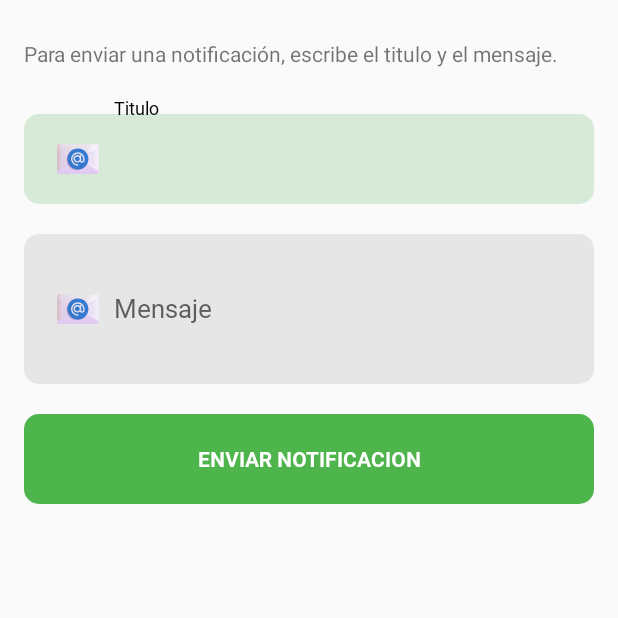
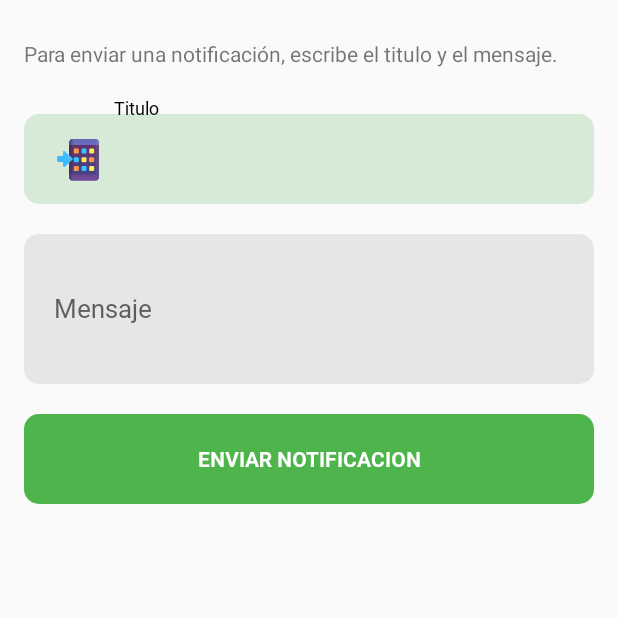
Before and after one commit to carlosdaniel08/UNDC-Bus, an Android app: the SendNotificationActivity screen opened directly, with no data from a screen before it, on a phone screen of 412 x 824 dp, the top half of it. Run offline under Robolectric (Android 15) with nearby library versions, the phone set to English and light mode, and no system bars; our stand-ins replace Firebase (no records; nobody signed in at launch, a user with empty details on screens opened directly), Volley.

```diff
--- a/app/src/main/AndroidManifest.xml
+++ b/app/src/main/AndroidManifest.xml
@@ -23,13 +23,13 @@
             android:exported="false" />
 
         <service
-            android:name=".LocationForegroundService"
+            android:name=".Service.LocationForegroundService"
             android:enabled="true"
             android:exported="false"
             android:foregroundServiceType="location" />
 
         <service
-            android:name=".Fcm"
+            android:name=".Service.Fcm"
             android:exported="false">
             <intent-filter>
                 <action android:name="com.google.firebase.MESSAGING_EVENT" />
@@ -44,7 +44,7 @@
         <activity
             android:name=".Administrador.AdministradorActivity"
             android:exported="false" /> <!-- Declaración del servicio LocationService -->
-        <service android:name=".LocationService" />
+        <service android:name=".Service.LocationService" />
 
         <activity
             android:name=".TicketActivity"
--- a/app/src/main/java/pe/carlos/undcbusestudiante/RegisterActivity.java
+++ b/app/src/main/java/pe/carlos/undcbusestudiante/RegisterActivity.java
@@ -65,7 +65,6 @@ public class RegisterActivity extends AppCompatActivity {
         tiposBuses.add("Bus A");
         tiposBuses.add("Bus B");
         tiposBuses.add("Bus C");
-        tiposBuses.add("Bus D");
         tiposBuses.add("Bus Interprovincial");
 
         // Crear un adaptador utilizando el contexto, el layout para los elementos y la lista de valores
--- a/app/src/main/java/pe/carlos/undcbusestudiante/SendNotificationActivity.java
+++ b/app/src/main/java/pe/carlos/undcbusestudiante/SendNotificationActivity.java
@@ -18,6 +18,8 @@ import com.android.volley.toolbox.JsonObjectRequest;
 import com.android.volley.toolbox.Volley;
 import com.google.android.gms.tasks.OnCompleteListener;
 import com.google.android.gms.tasks.Task;
+import com.google.firebase.auth.FirebaseAuth;
+import com.google.firebase.auth.FirebaseUser;
 import com.google.firebase.database.DataSnapshot;
 import com.google.firebase.database.DatabaseError;
 import com.google.firebase.database.DatabaseReference;
@@ -38,6 +40,8 @@ public class SendNotificationActivity extends AppCompatActivity {
     private Button buttonSendNotification;
     private RequestQueue myrequest;
     private String url_foto;
+    private FirebaseAuth firebaseAuth;
+    private String userName;
 
     @Override
     protected void onCreate(@Nullable Bundle savedInstanceState) {
@@ -49,6 +53,7 @@ public class SendNotificationActivity extends AppCompatActivity {
         buttonSendNotification = findViewById(R.id.buttonSendNotification);
 
         myrequest = Volley.newRequestQueue(getApplicationContext());
+        firebaseAuth = FirebaseAuth.getInstance();
 
         FirebaseMessaging.getInstance().subscribeToTopic("enviaratodos").addOnCompleteListener(new OnCompleteListener<Void>() {
             @Override
@@ -73,7 +78,7 @@ public class SendNotificationActivity extends AppCompatActivity {
             @Override
             public void onDataChange(DataSnapshot dataSnapshot) {
                 url_foto = dataSnapshot.getValue(String.class);
-                // Ahora url_foto contiene la URL de la imagen almacenada en Firebase
+
             }
 
             @Override
@@ -81,7 +86,32 @@ public class SendNotificationActivity extends AppCompatActivity {
                 // Manejar error...
             }
         });
+
+        // Recuperar el nombre del usuario
+        fetchUserName();
     }
+
+    private void fetchUserName() {
+        FirebaseUser currentUser = firebaseAuth.getCurrentUser();
+        if (currentUser != null) {
+            String uid = currentUser.getUid();
+            DatabaseReference databaseReference = FirebaseDatabase.getInstance().getReference();
+            databaseReference.child("users").child(uid).addListenerForSingleValueEvent(new ValueEventListener() {
+                @Override
+                public void onDataChange(DataSnapshot dataSnapshot) {
+                    if (dataSnapshot.exists()) {
+                        userName = dataSnapshot.child("TipoBus").getValue(String.class);
+                    }
+                }
+
+                @Override
+                public void onCancelled(DatabaseError databaseError) {
+
+                }
+            });
+        }
+    }
+
 
     private void sendNotification() {
         JSONObject json = new JSONObject();
@@ -92,6 +122,11 @@ public class SendNotificationActivity extends AppCompatActivity {
             notificacion.put("titulo", editTextTitle.getText().toString().trim());
             notificacion.put("detalle", editTextMessage.getText().toString().trim());
             notificacion.put("foto", url_foto);  // Utiliza url_foto obtenida de Firebase
+
+            if (userName != null) {
+                notificacion.put("senderName", userName);
+            }
+
 
             json.put("data", notificacion);
             String URL = "https://fcm.googleapis.com/fcm/send";
--- a/app/src/main/java/pe/carlos/undcbusestudiante/LocationForegroundService.java
+++ b/app/src/main/java/pe/carlos/undcbusestudiante/Service/LocationForegroundService.java
@@ -1,4 +1,4 @@
-package pe.carlos.undcbusestudiante;
+package pe.carlos.undcbusestudiante.Service;
 
 import android.app.*;
 import android.content.Intent;
@@ -13,6 +13,9 @@ import com.google.firebase.auth.FirebaseAuth;
 import com.google.firebase.auth.FirebaseUser;
 import com.google.firebase.database.DatabaseReference;
 import com.google.firebase.database.FirebaseDatabase;
+
+import pe.carlos.undcbusestudiante.R;
+import pe.carlos.undcbusestudiante.UserLocation;
 
 public class LocationForegroundService extends Service {
 
--- a/app/src/main/java/pe/carlos/undcbusestudiante/LocationService.java
+++ b/app/src/main/java/pe/carlos/undcbusestudiante/Service/LocationService.java
@@ -1,4 +1,4 @@
-package pe.carlos.undcbusestudiante;
+package pe.carlos.undcbusestudiante.Service;
 
 import android.Manifest;
 import android.app.Service;
@@ -20,6 +20,8 @@ import com.google.firebase.auth.FirebaseAuth;
 import com.google.firebase.auth.FirebaseUser;
 import com.google.firebase.database.DatabaseReference;
 import com.google.firebase.database.FirebaseDatabase;
+
+import pe.carlos.undcbusestudiante.UserLocation;
 
 public class LocationService extends Service {
 
--- /dev/null
+++ b/app/src/main/res/drawable/mobile_phone_with_arrow_color.xml
@@ -0,0 +1,175 @@
+<vector android:autoMirrored="true" android:height="32dp"
+    android:viewportHeight="32" android:viewportWidth="32"
+    android:width="32dp" xmlns:aapt="http://schemas.android.com/aapt" xmlns:android="http://schemas.android.com/apk/res/android">
+    <path android:pathData="M12.717,2.609L27.345,2.609A2.6,2.6 0,0 1,29.945 5.209L29.945,27.778A2.6,2.6 0,0 1,27.345 30.378L12.717,30.378A2.6,2.6 0,0 1,10.117 27.778L10.117,5.209A2.6,2.6 0,0 1,12.717 2.609z">
+        <aapt:attr name="android:fillColor">
+            <gradient android:endX="20.031" android:endY="26.447"
+                android:startX="20.031" android:startY="7.986" android:type="linear">
+                <item android:color="#FF62326D" android:offset="0"/>
+                <item android:color="#FF434486" android:offset="1"/>
+            </gradient>
+        </aapt:attr>
+    </path>
+    <path android:pathData="M12.717,2.609L27.345,2.609A2.6,2.6 0,0 1,29.945 5.209L29.945,27.778A2.6,2.6 0,0 1,27.345 30.378L12.717,30.378A2.6,2.6 0,0 1,10.117 27.778L10.117,5.209A2.6,2.6 0,0 1,12.717 2.609z">
+        <aapt:attr name="android:fillColor">
+            <gradient android:endX="12.417" android:endY="22.344"
+                android:startX="10.117" android:startY="22.282" android:type="linear">
+                <item android:color="#FF412C4C" android:offset="0.031"/>
+                <item android:color="#00412C4C" android:offset="1"/>
+            </gradient>
+        </aapt:attr>
+    </path>
+    <path android:fillColor="#FF9544" android:pathData="M13.272,9.616C13.272,9.286 13.539,9.019 13.868,9.019H15.969C16.299,9.019 16.566,9.286 16.566,9.616V11.717C16.566,12.047 16.299,12.314 15.969,12.314H13.868C13.539,12.314 13.272,12.047 13.272,11.717V9.616Z"/>
+    <path android:pathData="M13.272,9.616C13.272,9.286 13.539,9.019 13.868,9.019H15.969C16.299,9.019 16.566,9.286 16.566,9.616V11.717C16.566,12.047 16.299,12.314 15.969,12.314H13.868C13.539,12.314 13.272,12.047 13.272,11.717V9.616Z">
+        <aapt:attr name="android:fillColor">
+            <gradient android:endX="14.468" android:endY="11.482"
+                android:startX="13.427" android:startY="11.482" android:type="linear">
+                <item android:color="#FFFF945C" android:offset="0.333"/>
+                <item android:color="#00FF945C" android:offset="1"/>
+            </gradient>
+        </aapt:attr>
+    </path>
+    <path android:fillColor="#38C6FF" android:pathData="M18.384,9.616C18.384,9.286 18.651,9.019 18.981,9.019H21.082C21.411,9.019 21.678,9.286 21.678,9.616V11.717C21.678,12.047 21.411,12.314 21.082,12.314H18.981C18.651,12.314 18.384,12.047 18.384,11.717V9.616Z"/>
+    <path android:fillColor="#FFEC58" android:pathData="M23.497,9.616C23.497,9.286 23.764,9.019 24.093,9.019H26.194C26.524,9.019 26.791,9.286 26.791,9.616V11.717C26.791,12.047 26.524,12.314 26.194,12.314H24.093C23.764,12.314 23.497,12.047 23.497,11.717V9.616Z"/>
+    <path android:fillColor="#38C6FF" android:pathData="M13.272,15.443C13.272,15.114 13.539,14.847 13.868,14.847H15.969C16.299,14.847 16.566,15.114 16.566,15.443V17.544C16.566,17.874 16.299,18.141 15.969,18.141H13.868C13.539,18.141 13.272,17.874 13.272,17.544V15.443Z"/>
+    <path android:fillColor="#FF9544" android:pathData="M13.272,21.271C13.272,20.941 13.539,20.674 13.868,20.674H15.969C16.299,20.674 16.566,20.941 16.566,21.271V23.372C16.566,23.701 16.299,23.968 15.969,23.968H13.868C13.539,23.968 13.272,23.701 13.272,23.372V21.271Z"/>
+    <path android:pathData="M13.272,21.271C13.272,20.941 13.539,20.674 13.868,20.674H15.969C16.299,20.674 16.566,20.941 16.566,21.271V23.372C16.566,23.701 16.299,23.968 15.969,23.968H13.868C13.539,23.968 13.272,23.701 13.272,23.372V21.271Z">
+        <aapt:attr name="android:fillColor">
+            <gradient android:endX="14.468" android:endY="23.137"
+                android:startX="13.427" android:startY="23.137" android:type="linear">
+                <item android:color="#FFFF945C" android:offset="0.333"/>
+                <item android:color="#00FF945C" android:offset="1"/>
+            </gradient>
+        </aapt:attr>
+    </path>
+    <path android:fillColor="#FFEC58" android:pathData="M18.384,15.443C18.384,15.114 18.651,14.847 18.981,14.847H21.082C21.411,14.847 21.678,15.114 21.678,15.443V17.544C21.678,17.874 21.411,18.141 21.082,18.141H18.981C18.651,18.141 18.384,17.874 18.384,17.544V15.443Z"/>
+    <path android:fillColor="#38C6FF" android:pathData="M18.384,21.271C18.384,20.941 18.651,20.674 18.981,20.674H21.082C21.411,20.674 21.678,20.941 21.678,21.271V23.372C21.678,23.701 21.411,23.968 21.082,23.968H18.981C18.651,23.968 18.384,23.701 18.384,23.372V21.271Z"/>
+    <path android:fillColor="#FF9544" android:pathData="M23.497,15.443C23.497,15.114 23.764,14.847 24.093,14.847H26.194C26.524,14.847 26.791,15.114 26.791,15.443V17.544C26.791,17.874 26.524,18.141 26.194,18.141H24.093C23.764,18.141 23.497,17.874 23.497,17.544V15.443Z"/>
+    <path android:pathData="M23.497,15.443C23.497,15.114 23.764,14.847 24.093,14.847H26.194C26.524,14.847 26.791,15.114 26.791,15.443V17.544C26.791,17.874 26.524,18.141 26.194,18.141H24.093C23.764,18.141 23.497,17.874 23.497,17.544V15.443Z">
+        <aapt:attr name="android:fillColor">
+            <gradient android:endX="24.693" android:endY="17.31"
+                android:startX="23.652" android:startY="17.31" android:type="linear">
+                <item android:color="#FFFF945C" android:offset="0.333"/>
+                <item android:color="#00FF945C" android:offset="1"/>
+            </gradient>
+        </aapt:attr>
+    </path>
+    <path android:fillColor="#FFEC58" android:pathData="M23.497,21.271C23.497,20.941 23.764,20.674 24.093,20.674H26.194C26.524,20.674 26.791,20.941 26.791,21.271V23.372C26.791,23.701 26.524,23.968 26.194,23.968H24.093C23.764,23.968 23.497,23.701 23.497,23.372V21.271Z"/>
+    <path android:pathData="M27.677,6.152h1.523v21.724h-1.523z">
+        <aapt:attr name="android:fillColor">
+            <gradient android:endX="28.438" android:endY="27.876"
+                android:startX="28.438" android:startY="6.152" android:type="linear">
+                <item android:color="#FF674876" android:offset="0"/>
+                <item android:color="#FF555187" android:offset="1"/>
+            </gradient>
+        </aapt:attr>
+    </path>
+    <path android:pathData="M29.945,6.712H10.117V5.195C10.117,3.767 11.275,2.609 12.703,2.609H27.36C28.788,2.609 29.945,3.767 29.945,5.195V6.712Z">
+        <aapt:attr name="android:fillColor">
+            <gradient android:endX="20.031" android:endY="6.712"
+                android:startX="20.031" android:startY="2.609" android:type="linear">
+                <item android:color="#FF636AB6" android:offset="0"/>
+                <item android:color="#FF6C6EBE" android:offset="1"/>
+            </gradient>
+        </aapt:attr>
+    </path>
+    <path android:pathData="M29.945,6.712H10.117V5.195C10.117,3.767 11.275,2.609 12.703,2.609H27.36C28.788,2.609 29.945,3.767 29.945,5.195V6.712Z">
+        <aapt:attr name="android:fillColor">
+            <gradient android:endX="21.181" android:endY="6.183"
+                android:startX="21.181" android:startY="6.867" android:type="linear">
+                <item android:color="#FF6062B1" android:offset="0"/>
+                <item android:color="#006062B1" android:offset="1"/>
+            </gradient>
+        </aapt:attr>
+    </path>
+    <path android:pathData="M29.945,6.712H10.117V5.195C10.117,3.767 11.275,2.609 12.703,2.609H27.36C28.788,2.609 29.945,3.767 29.945,5.195V6.712Z">
+        <aapt:attr name="android:fillColor">
+            <gradient android:endX="13.318" android:endY="6.712"
+                android:startX="10.117" android:startY="6.712" android:type="linear">
+                <item android:color="#FF484B86" android:offset="0.136"/>
+                <item android:color="#005E61AD" android:offset="1"/>
+            </gradient>
+        </aapt:attr>
+    </path>
+    <path android:pathData="M29.945,6.712H10.117V5.195C10.117,3.767 11.275,2.609 12.703,2.609H27.36C28.788,2.609 29.945,3.767 29.945,5.195V6.712Z">
+        <aapt:attr name="android:fillColor">
+            <gradient android:endX="27.024" android:endY="6.712"
+                android:startX="29.945" android:startY="6.712" android:type="linear">
+                <item android:color="#FF7277C8" android:offset="0.128"/>
+                <item android:color="#007277C8" android:offset="1"/>
+            </gradient>
+        </aapt:attr>
+    </path>
+    <path android:pathData="M29.945,6.712H10.117V5.195C10.117,3.767 11.275,2.609 12.703,2.609H27.36C28.788,2.609 29.945,3.767 29.945,5.195V6.712Z">
+        <aapt:attr name="android:fillColor">
+            <gradient android:centerX="29.945" android:centerY="6.432"
+                android:gradientRadius="0.653" android:type="radial">
+                <item android:color="#FF6C6FB4" android:offset="0"/>
+                <item android:color="#006C6FB4" android:offset="1"/>
+            </gradient>
+        </aapt:attr>
+    </path>
+    <path android:pathData="M29.945,26.323V27.792C29.945,29.221 28.788,30.378 27.36,30.378H12.703C11.275,30.378 10.117,29.221 10.117,27.792V26.323H29.945Z">
+        <aapt:attr name="android:fillColor">
+            <gradient android:endX="20.031" android:endY="30.378"
+                android:startX="20.031" android:startY="26.323" android:type="linear">
+                <item android:color="#FF6B4390" android:offset="0"/>
+                <item android:color="#FF76509E" android:offset="1"/>
+            </gradient>
+        </aapt:attr>
+    </path>
+    <path android:pathData="M29.945,26.323V27.792C29.945,29.221 28.788,30.378 27.36,30.378H12.703C11.275,30.378 10.117,29.221 10.117,27.792V26.323H29.945Z">
+        <aapt:attr name="android:fillColor">
+            <gradient android:endX="12.51" android:endY="27.566"
+                android:startX="10.117" android:startY="27.566" android:type="linear">
+                <item android:color="#FF4F3D6C" android:offset="0.164"/>
+                <item android:color="#006E4693" android:offset="1"/>
+            </gradient>
+        </aapt:attr>
+    </path>
+    <path android:pathData="M29.945,26.323V27.792C29.945,29.221 28.788,30.378 27.36,30.378H12.703C11.275,30.378 10.117,29.221 10.117,27.792V26.323H29.945Z">
+        <aapt:attr name="android:fillColor">
+            <gradient android:centerX="28.298" android:centerY="25.981"
+                android:gradientRadius="3.077" android:type="radial">
+                <item android:color="#FF6B5094" android:offset="0"/>
+                <item android:color="#006B5094" android:offset="1"/>
+            </gradient>
+        </aapt:attr>
+    </path>
+    <path android:pathData="M29.945,26.323V27.792C29.945,29.221 28.788,30.378 27.36,30.378H12.703C11.275,30.378 10.117,29.221 10.117,27.792V26.323H29.945Z">
+        <aapt:attr name="android:fillColor">
+            <gradient android:endX="19.72" android:endY="26.633"
+                android:startX="19.72" android:startY="26.043" android:type="linear">
+                <item android:color="#FF5E3D7F" android:offset="0.158"/>
+                <item android:color="#005E3D7F" android:offset="1"/>
+            </gradient>
+        </aapt:attr>
+    </path>
+    <path android:pathData="M7.049,10.888C6.663,10.54 6.047,10.814 6.047,11.333V13.492C6.047,13.768 5.823,13.992 5.547,13.992H3.094C2.541,13.992 2.094,14.44 2.094,14.992V17.07C2.094,17.623 2.541,18.07 3.094,18.07H5.547C5.823,18.07 6.047,18.294 6.047,18.57V20.667C6.047,21.187 6.663,21.46 7.049,21.112L12.101,16.557C12.431,16.259 12.431,15.741 12.101,15.443L7.049,10.888Z">
+        <aapt:attr name="android:fillColor">
+            <gradient android:endX="2.094" android:endY="16.484"
+                android:startX="11.75" android:startY="16.484" android:type="linear">
+                <item android:color="#FF44C0FF" android:offset="0"/>
+                <item android:color="#FF38B5FF" android:offset="1"/>
+            </gradient>
+        </aapt:attr>
+    </path>
+    <path android:pathData="M7.049,10.888C6.663,10.54 6.047,10.814 6.047,11.333V13.492C6.047,13.768 5.823,13.992 5.547,13.992H3.094C2.541,13.992 2.094,14.44 2.094,14.992V17.07C2.094,17.623 2.541,18.07 3.094,18.07H5.547C5.823,18.07 6.047,18.294 6.047,18.57V20.667C6.047,21.187 6.663,21.46 7.049,21.112L12.101,16.557C12.431,16.259 12.431,15.741 12.101,15.443L7.049,10.888Z">
+        <aapt:attr name="android:fillColor">
+            <gradient android:endX="9.344" android:endY="14.547"
+                android:startX="10.094" android:startY="13.766" android:type="linear">
+                <item android:color="#FF49C4FF" android:offset="0.261"/>
+                <item android:color="#0049C4FF" android:offset="1"/>
+            </gradient>
+        </aapt:attr>
+    </path>
+    <path android:pathData="M7.049,10.888C6.663,10.54 6.047,10.814 6.047,11.333V13.492C6.047,13.768 5.823,13.992 5.547,13.992H3.094C2.541,13.992 2.094,14.44 2.094,14.992V17.07C2.094,17.623 2.541,18.07 3.094,18.07H5.547C5.823,18.07 6.047,18.294 6.047,18.57V20.667C6.047,21.187 6.663,21.46 7.049,21.112L12.101,16.557C12.431,16.259 12.431,15.741 12.101,15.443L7.049,10.888Z">
+        <aapt:attr name="android:fillColor">
+            <gradient android:endX="9.063" android:endY="18.75"
+                android:startX="9.406" android:startY="19.109" android:type="linear">
+                <item android:color="#FF2AACFA" android:offset="0"/>
+                <item android:color="#002AACFA" android:offset="1"/>
+            </gradient>
+        </aapt:attr>
+    </path>
+</vector>
--- a/app/src/main/res/layout/activity_send_notification.xml
+++ b/app/src/main/res/layout/activity_send_notification.xml
@@ -39,7 +39,7 @@
             android:paddingStart="20dp"
             android:paddingEnd="20dp"
             android:inputType="textAutoComplete"
-            android:drawableStart="@drawable/e_mail_color"
+            android:drawableStart="@drawable/mobile_phone_with_arrow_color"
             android:drawablePadding="8dp"
             android:maxLines="1" />
 
@@ -60,7 +60,7 @@
             android:paddingStart="20dp"
             android:paddingEnd="20dp"
             android:inputType="textAutoComplete"
-            android:drawableStart="@drawable/e_mail_color"
+
             android:drawablePadding="8dp" />
 
     </com.google.android.material.textfield.TextInputLayout>
```
Also changed, not shown: app/src/main/java/pe/carlos/undcbusestudiante/Class/Historial.java (+46 -39 lines), app/src/main/java/pe/carlos/undcbusestudiante/MainActivity.java (+34 -1 lines), app/src/main/java/pe/carlos/undcbusestudiante/Service/Fcm.java (renamed from app/src/main/java/pe/carlos/undcbusestudiante/Fcm.java, +10 -1 lines), app/src/main/java/pe/carlos/undcbusestudiante/TrackBusActivity.java (+25 -2 lines), app/src/main/res/drawable/keyboard_color.xml (added, +57 -0 lines).
